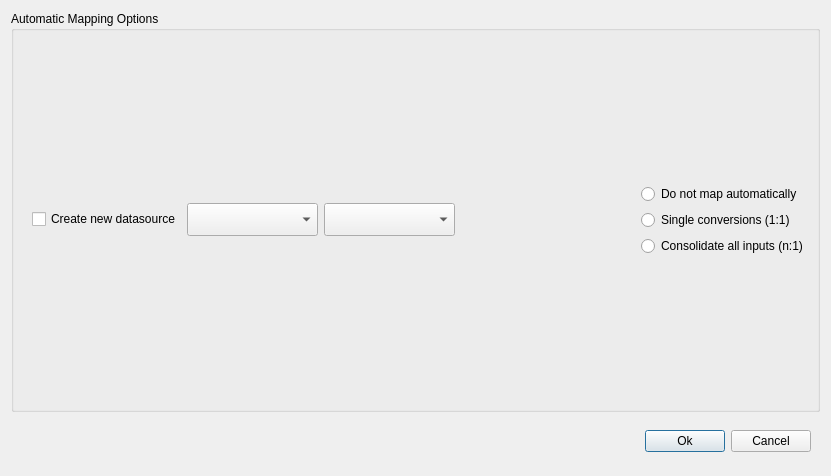
This is gui/CustomWidgets/DatabaseConversionWidgets/MultiDsSelectorWidgets/SupportedDrivers/abstractMultiDsSelectorWidget.ui in dsgoficial/DsgTools as Qt 5 draws it before an edit. The edited form follows.
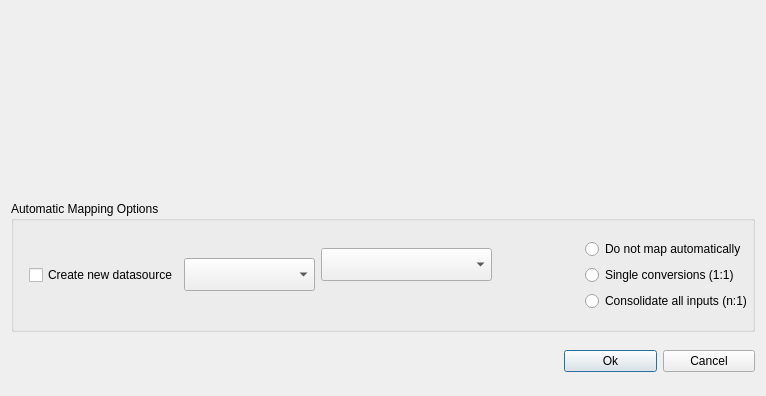
This is the edited form. Custom widgets are drawn as their Qt base class.

The edit to the form file:
```diff
--- a/gui/CustomWidgets/DatabaseConversionWidgets/MultiDsSelectorWidgets/SupportedDrivers/abstractMultiDsSelectorWidget.ui
+++ b/gui/CustomWidgets/DatabaseConversionWidgets/MultiDsSelectorWidgets/SupportedDrivers/abstractMultiDsSelectorWidget.ui
@@ -6,20 +6,88 @@
    <rect>
     <x>0</x>
     <y>0</y>
-    <width>831</width>
-    <height>476</height>
+    <width>766</width>
+    <height>396</height>
    </rect>
   </property>
   <property name="windowTitle">
    <string>Dialog</string>
   </property>
-  <layout class="QGridLayout" name="gridLayout_5">
-   <item row="1" column="0" colspan="2">
+  <layout class="QGridLayout" name="gridLayout_2">
+   <item row="2" column="2">
+    <widget class="QWidget" name="widget_2" native="true">
+     <property name="maximumSize">
+      <size>
+       <width>16777215</width>
+       <height>47</height>
+      </size>
+     </property>
+     <layout class="QGridLayout" name="gridLayout_4">
+      <property name="margin">
+       <number>0</number>
+      </property>
+      <item row="0" column="0">
+       <widget class="QPushButton" name="okPushButton">
+        <property name="text">
+         <string>Ok</string>
+        </property>
+       </widget>
+      </item>
+      <item row="0" column="1">
+       <widget class="QPushButton" name="cancelPushButton">
+        <property name="text">
+         <string>Cancel</string>
+        </property>
+       </widget>
+      </item>
+     </layout>
+     <zorder>cancelPushButton</zorder>
+     <zorder>okPushButton</zorder>
+    </widget>
+   </item>
+   <item row="2" column="0" colspan="2">
+    <spacer name="horizontalSpacer">
+     <property name="orientation">
+      <enum>Qt::Horizontal</enum>
+     </property>
+     <property name="sizeHint" stdset="0">
+      <size>
+       <width>547</width>
+       <height>34</height>
+      </size>
+     </property>
+    </spacer>
+   </item>
+   <item row="1" column="0" colspan="3">
     <widget class="QGroupBox" name="groupBox">
+     <property name="minimumSize">
+      <size>
+       <width>0</width>
+       <height>131</height>
+      </size>
+     </property>
+     <property name="maximumSize">
+      <size>
+       <width>16777215</width>
+       <height>131</height>
+      </size>
+     </property>
      <property name="title">
       <string>Automatic Mapping Options</string>
      </property>
      <layout class="QGridLayout" name="gridLayout_3">
+      <property name="leftMargin">
+       <number>6</number>
+      </property>
+      <property name="topMargin">
+       <number>0</number>
+      </property>
+      <property name="rightMargin">
+       <number>0</number>
+      </property>
+      <property name="bottomMargin">
+       <number>0</number>
+      </property>
       <item row="0" column="0">
        <widget class="QWidget" name="widget" native="true">
         <property name="maximumSize">
@@ -29,7 +97,7 @@
          </size>
         </property>
         <layout class="QGridLayout" name="gridLayout">
-         <item row="0" column="0">
+         <item row="0" column="0" rowspan="2">
           <widget class="QCheckBox" name="createDbCheckBox">
            <property name="sizePolicy">
             <sizepolicy hsizetype="MinimumExpanding" vsizetype="Fixed">
@@ -48,6 +116,22 @@
            </property>
           </widget>
          </item>
+         <item row="0" column="1" rowspan="2">
+          <widget class="QComboBox" name="driverComboBox">
+           <property name="sizePolicy">
+            <sizepolicy hsizetype="MinimumExpanding" vsizetype="Fixed">
+             <horstretch>0</horstretch>
+             <verstretch>0</verstretch>
+            </sizepolicy>
+           </property>
+           <property name="minimumSize">
+            <size>
+             <width>131</width>
+             <height>33</height>
+            </size>
+           </property>
+          </widget>
+         </item>
          <item row="0" column="2">
           <widget class="QComboBox" name="edgvComboBox">
            <property name="sizePolicy">
@@ -64,18 +148,12 @@
            </property>
           </widget>
          </item>
-         <item row="0" column="1">
-          <widget class="QComboBox" name="driverComboBox">
-           <property name="sizePolicy">
-            <sizepolicy hsizetype="MinimumExpanding" vsizetype="Fixed">
-             <horstretch>0</horstretch>
-             <verstretch>0</verstretch>
-            </sizepolicy>
-           </property>
+         <item row="1" column="2">
+          <widget class="QgsProjectionSelectionWidget" name="mQgsProjectionSelectionWidget">
            <property name="minimumSize">
             <size>
-             <width>131</width>
-             <height>33</height>
+             <width>171</width>
+             <height>0</height>
             </size>
            </property>
           </widget>
@@ -124,41 +202,17 @@
      </layout>
     </widget>
    </item>
-   <item row="2" column="0">
-    <spacer name="horizontalSpacer">
-     <property name="orientation">
-      <enum>Qt::Horizontal</enum>
-     </property>
-     <property name="sizeHint" stdset="0">
-      <size>
-       <width>547</width>
-       <height>34</height>
-      </size>
-     </property>
-    </spacer>
-   </item>
-   <item row="2" column="1">
-    <widget class="QWidget" name="widget_2" native="true">
-     <property name="maximumSize">
-      <size>
-       <width>16777215</width>
-       <height>47</height>
-      </size>
-     </property>
-     <layout class="QGridLayout" name="gridLayout_4">
+   <item row="0" column="0" colspan="3">
+    <widget class="QWidget" name="widget_3" native="true">
+     <layout class="QGridLayout" name="gridLayout_5">
+      <property name="margin">
+       <number>0</number>
+      </property>
       <item row="0" column="0">
-       <widget class="QPushButton" name="okPushButton">
-        <property name="text">
-         <string>Ok</string>
-        </property>
-       </widget>
+       <layout class="QVBoxLayout" name="inputLayout"/>
       </item>
       <item row="0" column="1">
-       <widget class="QPushButton" name="cancelPushButton">
-        <property name="text">
-         <string>Cancel</string>
-        </property>
-       </widget>
+       <layout class="QVBoxLayout" name="ouputLayout"/>
       </item>
      </layout>
      <zorder>cancelPushButton</zorder>
@@ -170,6 +224,13 @@
    </item>
   </layout>
  </widget>
+ <customwidgets>
+  <customwidget>
+   <class>QgsProjectionSelectionWidget</class>
+   <extends>QWidget</extends>
+   <header>qgsprojectionselectionwidget.h</header>
+  </customwidget>
+ </customwidgets>
  <resources/>
  <connections/>
 </ui>
```
Left out of the diff: 5 changed lines with no effect on the pictures.
